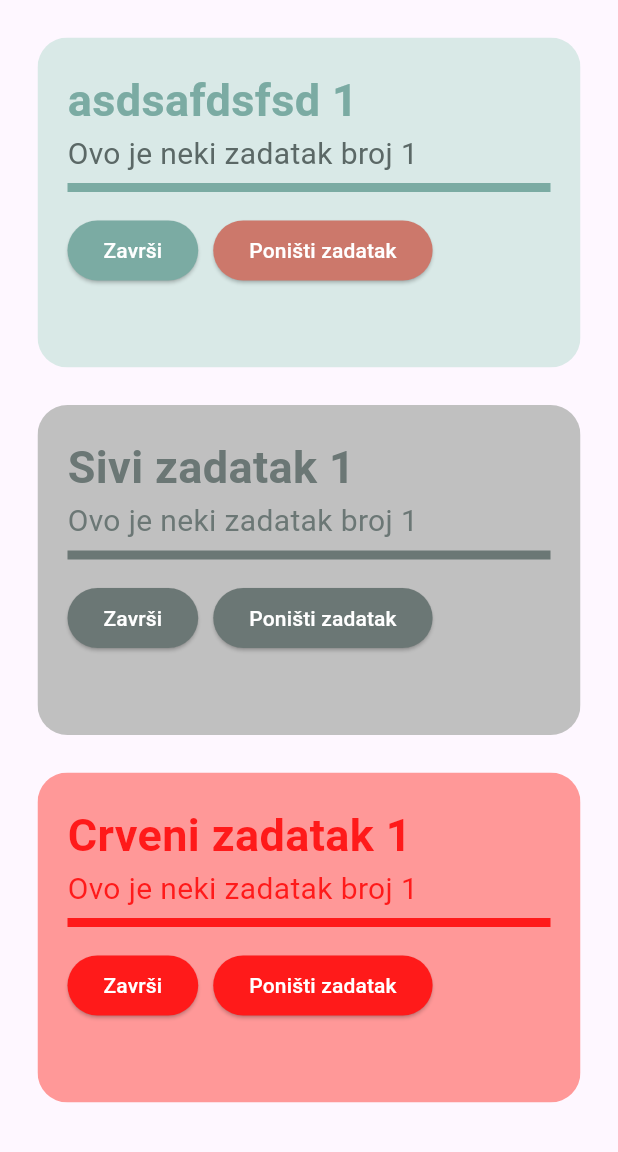
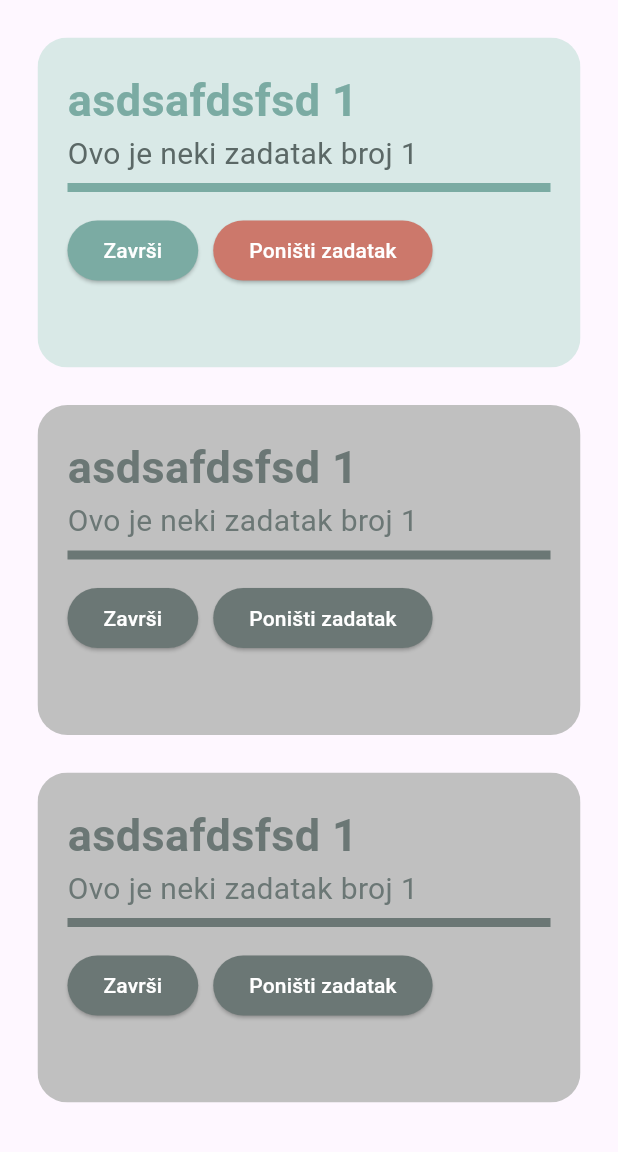
Before and after one commit to blazp04-fakultet/flutter-radionica, a Flutter app: the screen it shows after launch, on a phone screen of 412 x 824 dp, the part 84-1236 px from its top. Run offline on Flutter 3.47's test engine with Material 3 defaults, Android fonts, the phone set to English and light mode, and no system bars.

Commit message:
dodavanje dinamičnog bildanja elemenata

```diff
--- /dev/null
+++ b/lib/task_model.dart
@@ -0,0 +1,11 @@
+// ignore_for_file: public_member_api_docs, sort_constructors_first
+class TaskModel {
+  final String title;
+  final String description;
+  bool isActive;
+  TaskModel({
+    required this.title,
+    required this.description,
+    required this.isActive,
+  });
+}
--- a/lib/task_page.dart
+++ b/lib/task_page.dart
@@ -1,43 +1,44 @@
 import 'package:flutter/material.dart';
+import 'package:task_menanger/task_model.dart';
 import 'package:task_menanger/task_widget.dart';
 
 class TaskListPage extends StatelessWidget {
-  const TaskListPage({
+  TaskListPage({
     super.key,
   });
 
+  final List<TaskModel> zadatci = [
+    TaskModel(
+      title: "asdsafdsfsd 1",
+      description: "Ovo je neki zadatak broj 1 ",
+      isActive: true,
+    ),
+    TaskModel(
+      title: "asdsafdsfsd 1",
+      description: "Ovo je neki zadatak broj 1 ",
+      isActive: false,
+    ),
+    TaskModel(
+      title: "asdsafdsfsd 1",
+      description: "Ovo je neki zadatak broj 1 ",
+      isActive: false,
+    ),
+  ];
   @override
   Widget build(BuildContext context) {
     return Container(
       width: MediaQuery.of(context).size.width,
       height: MediaQuery.of(context).size.height,
-      child: Column(
-        children: [
-          Task(
-            title: "asdsafdsfsd 1",
-            description: "Ovo je neki zadatak broj 1 ",
-            primary: Color(0xFF7BABA3),
-            primaryWhie: Color(0xFFD9E9E7),
-            deleteButtonColor: Color(0xFFCC786B),
-            secondary: Color(0xFF5B6866),
-          ),
-          Task(
-            title: "Sivi zadatak 1",
-            description: "Ovo je neki zadatak broj 1 ",
-            primary: Color(0xFF6B7775),
-            primaryWhie: Color(0xFFC0C0C0),
-            deleteButtonColor: Color(0xFF6B7775),
-            secondary: Color(0xFF6B7775),
-          ),
-          Task(
-            title: "Crveni zadatak 1",
-            description: "Ovo je neki zadatak broj 1 ",
-            primary: Color(0xFFFF1A1A),
-            primaryWhie: Color(0xFFFF9898),
-            deleteButtonColor: Color(0xFFFF1A1A),
-            secondary: Color(0xFFFF1A1A),
-          ),
-        ],
+      child: ListView.builder(
+        itemCount: zadatci.length,
+        itemBuilder: (context, index) {
+          return Task(
+            task: zadatci[index],
+            onPress: () {
+              zadatci[index].isActive = !zadatci[index].isActive;
+            },
+          );
+        },
       ),
     );
   }
--- a/lib/task_widget.dart
+++ b/lib/task_widget.dart
@@ -1,22 +1,32 @@
 import 'package:flutter/material.dart';
+import 'package:task_menanger/task_model.dart';
 
 class Task extends StatelessWidget {
-  const Task({
-    required this.title,
-    required this.description,
-    required this.primary,
-    required this.primaryWhie,
-    required this.secondary,
-    required this.deleteButtonColor,
+  Task({
+    required this.task,
+    required this.onPress,
     super.key,
-  });
+  }) {
+    if (task.isActive) {
+      primary = Color(0xFF7BABA3);
+      primaryWhie = Color(0xFFD9E9E7);
+      secondary = Color(0xFF5B6866);
+      deleteButtonColor = Color(0xFFCC786B);
+    } else {
+      primary = Color(0xFF6B7775);
+      primaryWhie = Color(0xFFC0C0C0);
+      secondary = Color(0xFF6B7775);
+      deleteButtonColor = Color(0xFF6B7775);
+    }
+  }
 
-  final String title;
-  final String description;
-  final Color primary;
-  final Color primaryWhie;
-  final Color secondary;
-  final Color deleteButtonColor;
+  TaskModel task;
+  final VoidCallback onPress;
+
+  late Color primary;
+  late Color primaryWhie;
+  late Color secondary;
+  late Color deleteButtonColor;
 
   @override
   Widget build(BuildContext context) {
@@ -38,7 +48,7 @@ class Task extends StatelessWidget {
             crossAxisAlignment: CrossAxisAlignment.start,
             children: [
               Text(
-                title,
+                task.title,
                 style: TextStyle(
                   color: primary,
                   fontSize: 30,
@@ -46,7 +56,7 @@ class Task extends StatelessWidget {
                 ),
               ),
               Text(
-                description,
+                task.description,
                 style: TextStyle(
                   color: secondary,
                   fontSize: 20,
@@ -61,7 +71,9 @@ class Task extends StatelessWidget {
                 child: Row(
                   children: [
                     ElevatedButton(
-                      onPressed: () {},
+                      onPressed: () {
+                        onPress();
+                      },
                       style: ButtonStyle(
                         backgroundColor: MaterialStateProperty.all(
                           primary,
```
